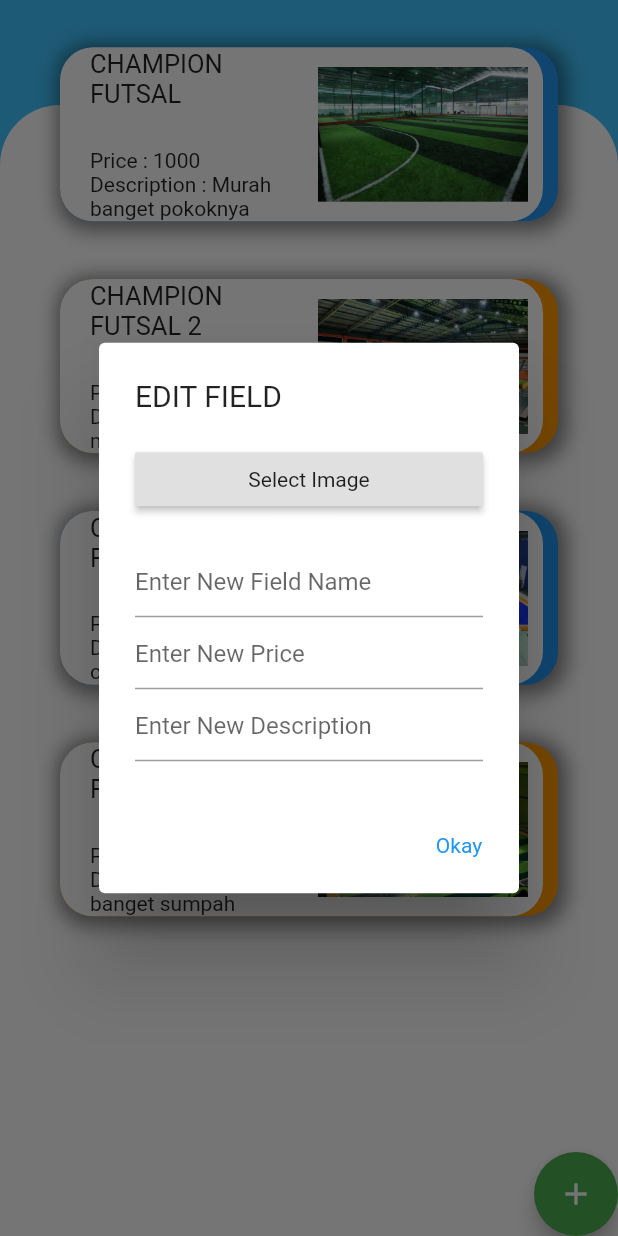
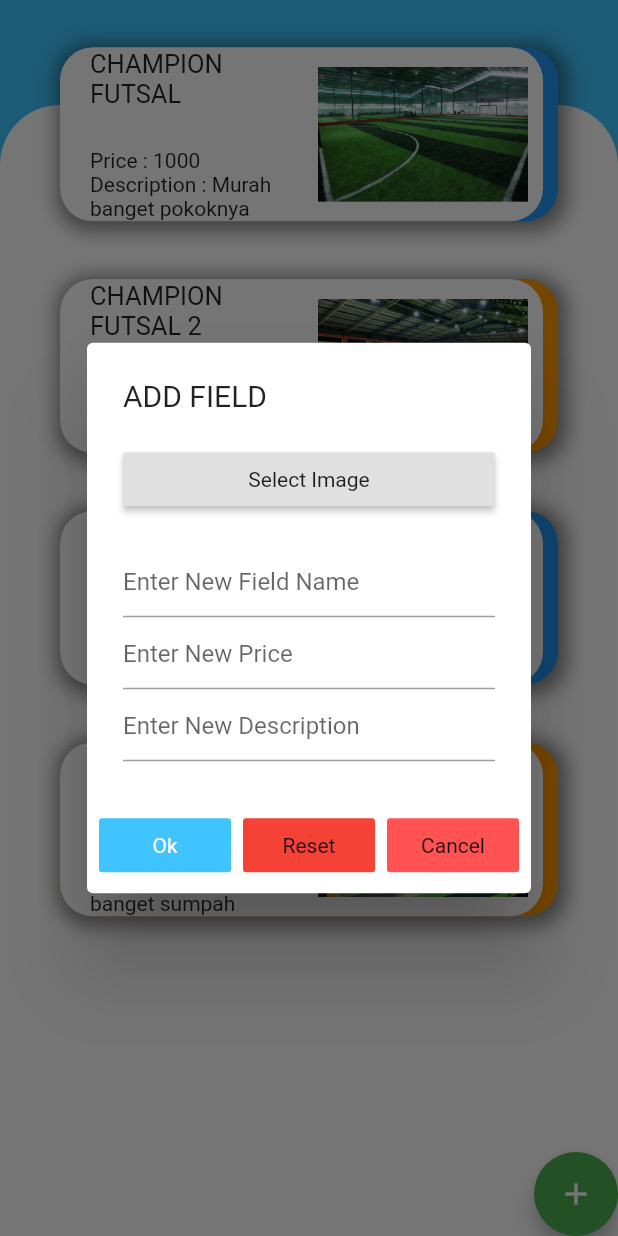
Before and after one commit to ckcharless/HacerApp, a Flutter app: the ManageField widget shown alone on an empty page, opened directly, after a tap on the "add" icon, on a phone screen of 412 x 824 dp. Run offline on Flutter 3.47's test engine with Material 2 defaults, Android fonts, the phone set to English and light mode, and no system bars; our stand-ins replace fluttertoast, image_picker, rflutter_alert; project files that could hold a hidden picture were left out.

Commit message:
reset button

```diff
--- a/lib/Screens/AdminMenu/ManageField/ManageField.dart
+++ b/lib/Screens/AdminMenu/ManageField/ManageField.dart
@@ -86,6 +86,35 @@ class _ManageField extends State<ManageField>{
   }
 
   Future AddFieldModal(BuildContext context) async {
+
+    Widget continueButton = FlatButton(
+      child: Text("Ok"),
+      color: Colors.lightBlueAccent,
+      textColor: Colors.white,
+      onPressed:  () {
+        if(_formKey.currentState.validate()){
+          // Do something like updating SharedPreferences or User Settings etc.
+          successAlert(context);
+        }
+      },
+    );
+
+    Widget resetButton = FlatButton(
+      child: Text("Reset"),
+      color: Colors.red,
+      onPressed:  () {
+        _formKey.currentState.reset();
+      },
+    );
+
+    Widget cancelButton = FlatButton(
+      child: Text("Cancel"),
+      color: Colors.redAccent,
+      onPressed:  () {
+        Navigator.of(context).pop();
+      },
+    );
+
     return await showDialog(context: context,
         builder: (context){
           final TextEditingController _fieldName = TextEditingController();
@@ -93,7 +122,7 @@ class _ManageField extends State<ManageField>{
           final TextEditingController _fieldDescription = TextEditingController();
           return StatefulBuilder(builder: (context,setState){
             return AlertDialog(
-              title: Text('EDIT FIELD'),
+              title: Text('ADD FIELD'),
               content: Form(
                   key: _formKey,
                   child: SingleChildScrollView(
@@ -133,14 +162,9 @@ class _ManageField extends State<ManageField>{
                   )
               ),
               actions: <Widget>[
-                TextButton(
-                  child: Text('Okay'),
-                  onPressed: (){
-                    if(_formKey.currentState.validate()){
-                      successAlert(context);
-                    }
-                  },
-                ),
+                continueButton,
+                resetButton,
+                cancelButton
               ],
             );
           });
```
Also changed, not shown: lib/Screens/AdminMenu/DetailLapanganScreen/body.dart (+19 -9 lines).
